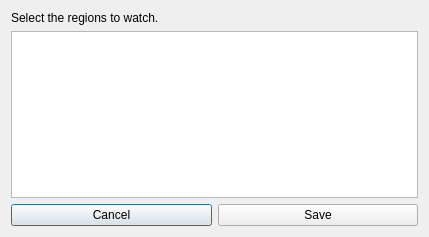
Above: src/vi/ui/RegionChooserList.ui from Subtalime/vintel before the change. Below: the same form after it.
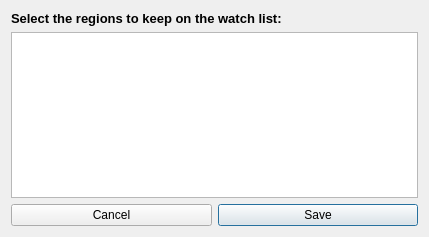
That is the form after the change.

```diff
--- a/src/vi/ui/RegionChooserList.ui
+++ b/src/vi/ui/RegionChooserList.ui
@@ -18,8 +18,15 @@
     <layout class="QVBoxLayout" name="verticalLayout">
      <item>
       <widget class="QLabel" name="label">
+       <property name="font">
+        <font>
+         <pointsize>10</pointsize>
+         <weight>75</weight>
+         <bold>true</bold>
+        </font>
+       </property>
        <property name="text">
-        <string>Select the regions to watch.</string>
+        <string>Select the regions to keep on the watch list:</string>
        </property>
        <property name="textFormat">
         <enum>Qt::PlainText</enum>
@@ -30,7 +37,17 @@
       </widget>
      </item>
      <item>
-      <widget class="QListWidget" name="listWidget"/>
+      <widget class="QListWidget" name="listWidget">
+       <property name="alternatingRowColors">
+        <bool>true</bool>
+       </property>
+       <property name="selectionMode">
+        <enum>QAbstractItemView::MultiSelection</enum>
+       </property>
+       <property name="sortingEnabled">
+        <bool>true</bool>
+       </property>
+      </widget>
      </item>
      <item>
       <layout class="QHBoxLayout" name="horizontalLayout_2">
@@ -39,6 +56,9 @@
          <property name="text">
           <string>Cancel</string>
          </property>
+         <property name="autoDefault">
+          <bool>false</bool>
+         </property>
         </widget>
        </item>
        <item>
@@ -46,6 +66,9 @@
          <property name="text">
           <string>Save</string>
          </property>
+         <property name="default">
+          <bool>true</bool>
+         </property>
         </widget>
        </item>
       </layout>
```
